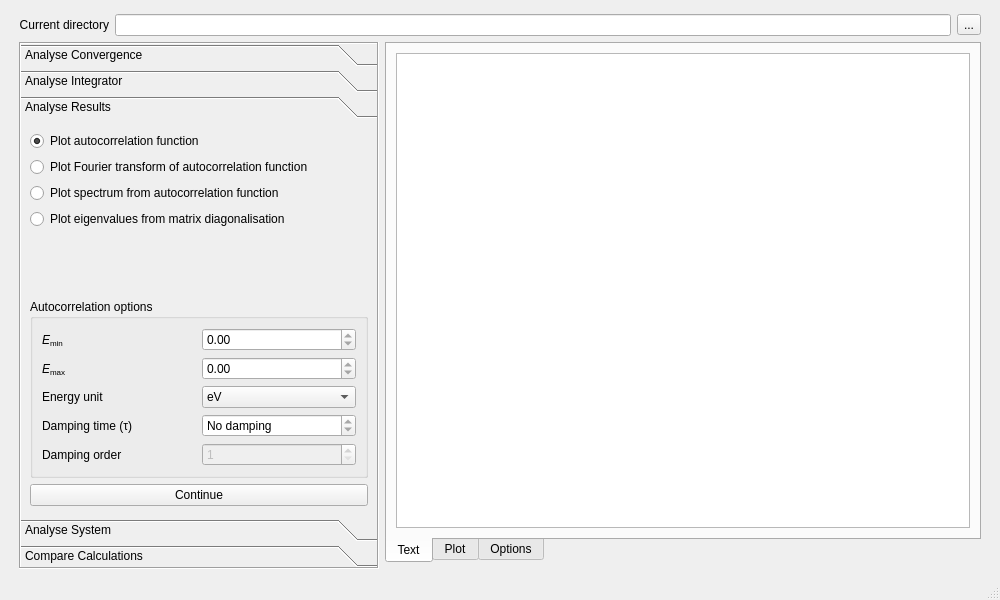
Old version of the form source/analyse/gui_files/gui_analysis/ui_analysis.ui in the repository wenzhaojia2000/msc-trajectory-analysis.
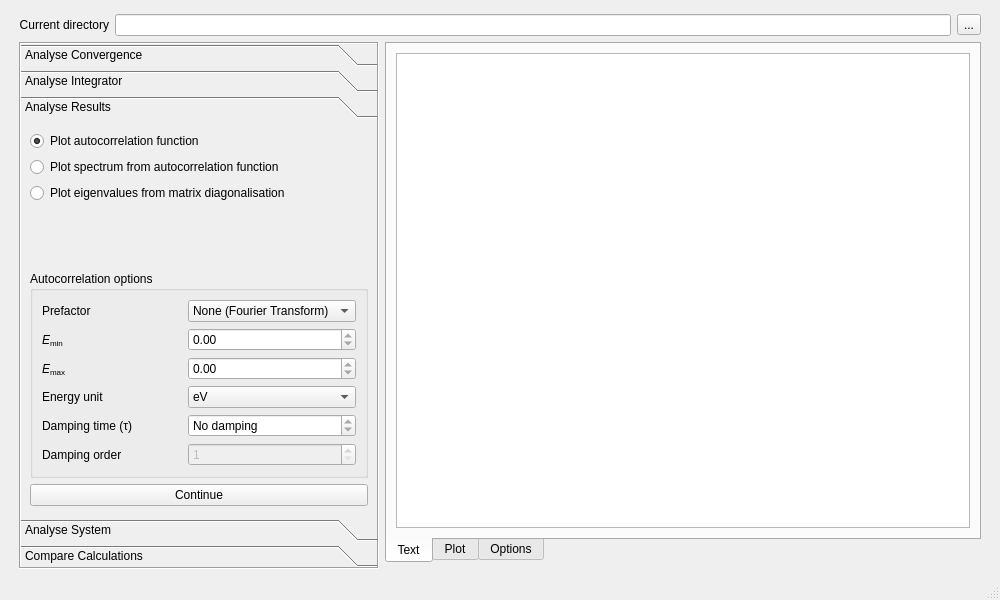
New version of the form. The open tabs and pages were chosen to show the change. Custom widgets are drawn as their Qt base class.

Commit message: Add plotting for autospec

```diff
--- a/source/analyse/gui_files/gui_analysis/ui_analysis.ui
+++ b/source/analyse/gui_files/gui_analysis/ui_analysis.ui
@@ -330,9 +330,9 @@
          <property name="geometry">
           <rect>
            <x>0</x>
-           <y>0</y>
+           <y>-6</y>
            <width>335</width>
-           <height>352</height>
+           <height>354</height>
           </rect>
          </property>
          <attribute name="label">
@@ -340,7 +340,7 @@
          </attribute>
          <layout class="QVBoxLayout" name="verticalLayout_3">
           <item>
-           <layout class="QVBoxLayout" name="analres_layout" stretch="0,0,0,0">
+           <layout class="QVBoxLayout" name="analres_layout" stretch="0,0,0">
             <item>
              <widget class="QRadioButton" name="analres_1">
               <property name="text">
@@ -354,19 +354,12 @@
             <item>
              <widget class="QRadioButton" name="analres_2">
               <property name="text">
-               <string>Plot Fourier transform of autocorrelation function</string>
-              </property>
-             </widget>
-            </item>
-            <item>
-             <widget class="QRadioButton" name="analres_3">
-              <property name="text">
                <string>Plot spectrum from autocorrelation function</string>
               </property>
              </widget>
             </item>
             <item>
-             <widget class="QRadioButton" name="analres_4">
+             <widget class="QRadioButton" name="analres_3">
               <property name="text">
                <string>Plot eigenvalues from matrix diagonalisation</string>
               </property>
@@ -394,6 +387,27 @@
             </property>
             <layout class="QGridLayout" name="gridLayout_2">
              <item row="0" column="0">
+              <widget class="QLabel" name="prefac_label">
+               <property name="text">
+                <string>Prefactor</string>
+               </property>
+              </widget>
+             </item>
+             <item row="0" column="1">
+              <widget class="QComboBox" name="prefac_combobox">
+               <item>
+                <property name="text">
+                 <string>None (Fourier Transform)</string>
+                </property>
+               </item>
+               <item>
+                <property name="text">
+                 <string>Energy prefactor</string>
+                </property>
+               </item>
+              </widget>
+             </item>
+             <item row="1" column="0">
               <widget class="QLabel" name="emin_label">
                <property name="text">
                 <string>&lt;html&gt;&lt;head/&gt;&lt;body&gt;&lt;p&gt;&lt;span style=&quot; font-style:italic;&quot;&gt;E&lt;/span&gt;&lt;span style=&quot; font-size:10pt; vertical-align:sub;&quot;&gt;min&lt;/span&gt;&lt;/p&gt;&lt;/body&gt;&lt;/html&gt;</string>
@@ -406,7 +420,7 @@
                </property>
               </widget>
              </item>
-             <item row="0" column="1">
+             <item row="1" column="1">
               <widget class="QDoubleSpinBox" name="emin_spinbox">
                <property name="minimum">
                 <double>-inf</double>
@@ -416,7 +430,7 @@
                </property>
               </widget>
              </item>
-             <item row="1" column="0">
+             <item row="2" column="0">
               <widget class="QLabel" name="emax_label">
                <property name="text">
                 <string>&lt;html&gt;&lt;head/&gt;&lt;body&gt;&lt;p&gt;&lt;span style=&quot; font-style:italic;&quot;&gt;E&lt;/span&gt;&lt;span style=&quot; font-size:10pt; vertical-align:sub;&quot;&gt;max&lt;/span&gt;&lt;/p&gt;&lt;/body&gt;&lt;/html&gt;</string>
@@ -426,7 +440,7 @@
                </property>
               </widget>
              </item>
-             <item row="1" column="1">
+             <item row="2" column="1">
               <widget class="QDoubleSpinBox" name="emax_spinbox">
                <property name="minimum">
                 <double>-inf</double>
@@ -436,7 +450,7 @@
                </property>
               </widget>
              </item>
-             <item row="2" column="0">
+             <item row="3" column="0">
               <widget class="QLabel" name="unit_label">
                <property name="text">
                 <string>Energy unit</string>
@@ -446,7 +460,7 @@
                </property>
               </widget>
              </item>
-             <item row="2" column="1">
+             <item row="3" column="1">
               <widget class="QComboBox" name="unit_combobox">
                <property name="currentText">
                 <string>eV</string>
@@ -478,7 +492,7 @@
                </item>
               </widget>
              </item>
-             <item row="3" column="0">
+             <item row="4" column="0">
               <widget class="QLabel" name="tau_label">
                <property name="text">
                 <string>Damping time (τ)</string>
@@ -488,7 +502,7 @@
                </property>
               </widget>
              </item>
-             <item row="3" column="1">
+             <item row="4" column="1">
               <widget class="QDoubleSpinBox" name="tau_spinbox">
                <property name="specialValueText">
                 <string>No damping</string>
@@ -501,7 +515,7 @@
                </property>
               </widget>
              </item>
-             <item row="4" column="0">
+             <item row="5" column="0">
               <widget class="QLabel" name="iexp_label">
                <property name="text">
                 <string>Damping order</string>
@@ -511,7 +525,7 @@
                </property>
               </widget>
              </item>
-             <item row="4" column="1">
+             <item row="5" column="1">
               <widget class="QSpinBox" name="iexp_spinbox">
                <property name="enabled">
                 <bool>false</bool>
```
Left out of the diff: 1 changed line with no effect on the pictures. The commit also changes 1 other file.
